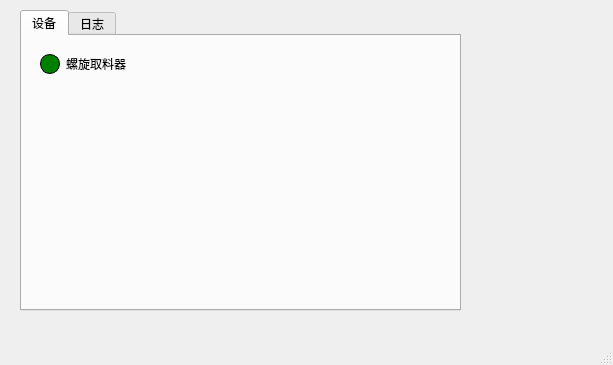
Qt form ServerWatchDog/mainwindow.ui (zhangjiechina001/WatchDog) before a commit.
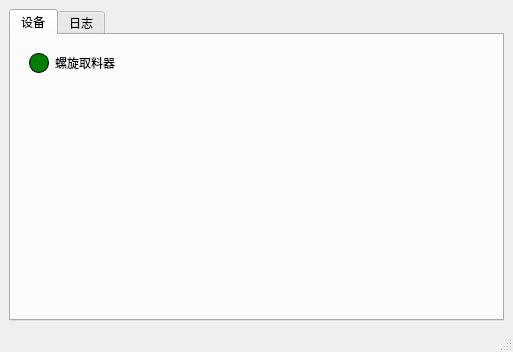
The same form after that commit. The open tabs and pages were chosen to show the change. Icons and pictures are not drawn.

Commit message: 1.增加界面托盘功能

Patch:
```diff
--- a/ServerWatchDog/mainwindow.ui
+++ b/ServerWatchDog/mainwindow.ui
@@ -6,23 +6,17 @@
    <rect>
     <x>0</x>
     <y>0</y>
-    <width>613</width>
-    <height>365</height>
+    <width>513</width>
+    <height>352</height>
    </rect>
   </property>
   <property name="windowTitle">
    <string>MainWindow</string>
   </property>
   <widget class="QWidget" name="centralwidget">
+   <layout class="QHBoxLayout" name="horizontalLayout_2">
+    <item>
    <widget class="QTabWidget" name="tabWidget">
-    <property name="geometry">
-     <rect>
-      <x>20</x>
-      <y>10</y>
-      <width>441</width>
-      <height>301</height>
-     </rect>
-    </property>
     <property name="currentIndex">
      <number>1</number>
     </property>
@@ -115,6 +109,8 @@
      </layout>
     </widget>
    </widget>
+    </item>
+   </layout>
   </widget>
   <widget class="QMenuBar" name="menubar">
    <property name="geometry">
```
Left out of the diff: 11 changed lines with no effect on the pictures. Lines whose indentation alone changed are shown as unchanged. The commit also changes 7 other files.
